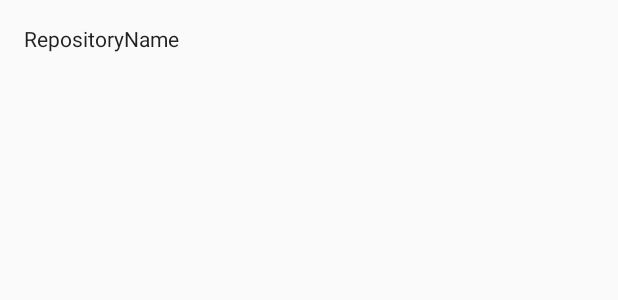
After one commit to ShoMasegi/ShareHub, an Android app: the layout item_event.xml on its own in the app's theme, with its tools: preview values and no code run, on a phone screen of 412 x 824 dp. The commit adds this screen. Shown: the top 300 px of the screen. Run offline under Robolectric (Android 15) with nearby library versions, the phone set to English and light mode, and no system bars.

Commit message:
implement main activity

```diff
--- a/app/build.gradle
+++ b/app/build.gradle
@@ -76,6 +76,8 @@ dependencies {
     implementation "android.arch.lifecycle:extensions:$versions.arch"
     implementation "android.arch.lifecycle:reactivestreams:$versions.arch"
     kapt "android.arch.lifecycle:compiler:$versions.arch"
+    // paging
+    implementation 'android.arch.paging:runtime:1.0.0-alpha5'
     // kotpref
     implementation "com.chibatching.kotpref:kotpref:$versions.kotpref"
     implementation "com.chibatching.kotpref:initializer:$versions.kotpref"
--- a/app/src/main/java/masegi/sho/sharehub/presentation/common/pref/Prefs.kt
+++ b/app/src/main/java/masegi/sho/sharehub/presentation/common/pref/Prefs.kt
@@ -19,4 +19,9 @@ object Prefs : KotprefModel() {
             default = "",
             key = R.string.pref_key_otp
     )
+
+    var login: String by stringPref(
+            default = "",
+            key = R.string.pref_key_login
+    )
 }
--- a/app/src/main/java/masegi/sho/sharehub/presentation/login/LoginViewModel.kt
+++ b/app/src/main/java/masegi/sho/sharehub/presentation/login/LoginViewModel.kt
@@ -99,6 +99,7 @@ class LoginViewModel @Inject constructor(): ViewModel() {
                         onError = this::onError,
                         onSuccess = {
 
+                            it.login?.let { Prefs.login = it }
                             isLoading.value = false
                             isLoginSuccess.value = true
                         }
--- /dev/null
+++ b/app/src/main/res/layout/item_event.xml
@@ -0,0 +1,37 @@
+<?xml version="1.0" encoding="utf-8"?>
+<layout
+    xmlns:android="http://schemas.android.com/apk/res/android"
+    xmlns:app="http://schemas.android.com/apk/res-auto"
+    xmlns:tools="http://schemas.android.com/tools" >
+
+    <!--<data>-->
+
+        <!--<variable-->
+            <!--name="event"-->
+            <!--type="masegi.sho.sharehub.data.model.Event" />-->
+        <!--<import type="masegi.sho.sharehub.data.model.Repo" />-->
+
+    <!--</data>-->
+
+    <android.support.constraint.ConstraintLayout
+        android:layout_width="match_parent"
+        android:layout_height="wrap_content">
+
+        <TextView
+            android:id="@+id/event_text_view"
+            android:layout_width="0dp"
+            android:layout_height="wrap_content"
+            android:layout_marginBottom="16dp"
+            android:layout_marginEnd="16dp"
+            android:layout_marginStart="16dp"
+            android:layout_marginTop="16dp"
+            android:textAppearance="@style/TextAppearance.AppCompat.Body1"
+            app:layout_constraintBottom_toBottomOf="parent"
+            app:layout_constraintEnd_toEndOf="parent"
+            app:layout_constraintStart_toStartOf="parent"
+            app:layout_constraintTop_toTopOf="parent"
+            tools:text="RepositoryName" />
+
+    </android.support.constraint.ConstraintLayout>
+
+</layout>
--- a/app/src/main/res/values/strings.xml
+++ b/app/src/main/res/values/strings.xml
@@ -28,6 +28,7 @@
     <!-- Preference Key -->
     <string name="pref_key_access_token">pref_key_access_token</string>
     <string name="pref_key_otp">pref_key_otp</string>
+    <string name="pref_key_login">pref_key_login</string>
 
     <!-- TODO: Remove or change this placeholder text -->
     <string name="hello_blank_fragment">Hello blank fragment</string>
```
Also changed, not shown: app/src/main/java/masegi/sho/sharehub/data/api/GithubApi.kt (+8 -1 lines), app/src/main/java/masegi/sho/sharehub/data/model/Actor.kt (added, +17 -0 lines), app/src/main/java/masegi/sho/sharehub/data/model/Author.kt (added, +13 -0 lines), app/src/main/java/masegi/sho/sharehub/data/model/Commit.kt (added, +15 -0 lines), app/src/main/java/masegi/sho/sharehub/data/model/Event.kt (added, +20 -0 lines), app/src/main/java/masegi/sho/sharehub/data/model/NetworkState.kt (added, +10 -0 lines), app/src/main/java/masegi/sho/sharehub/data/model/Payload.kt (added, +15 -0 lines), app/src/main/java/masegi/sho/sharehub/data/model/Repo.kt (added, +19 -0 lines), app/src/main/java/masegi/sho/sharehub/data/paging/EventDataSourceFactory.kt (added, +19 -0 lines), app/src/main/java/masegi/sho/sharehub/data/paging/PageKeyedEventDataSource.kt (added, +82 -0 lines), app/src/main/java/masegi/sho/sharehub/presentation/MainActivity.kt (+22 -0 lines), app/src/main/java/masegi/sho/sharehub/presentation/MainViewModel.kt (+23 -25 lines), app/src/main/java/masegi/sho/sharehub/presentation/common/adapter/EventsAdapter.kt (added, +58 -0 lines), app/src/main/res/layout/activity_main.xml (+5 -4 lines).
